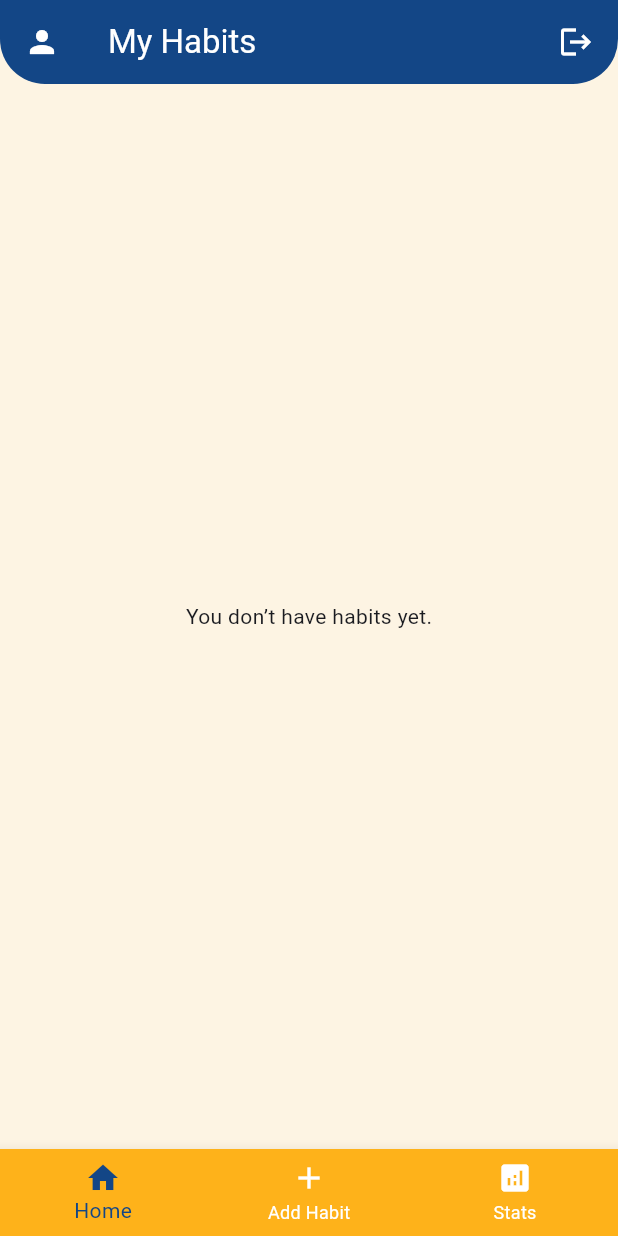
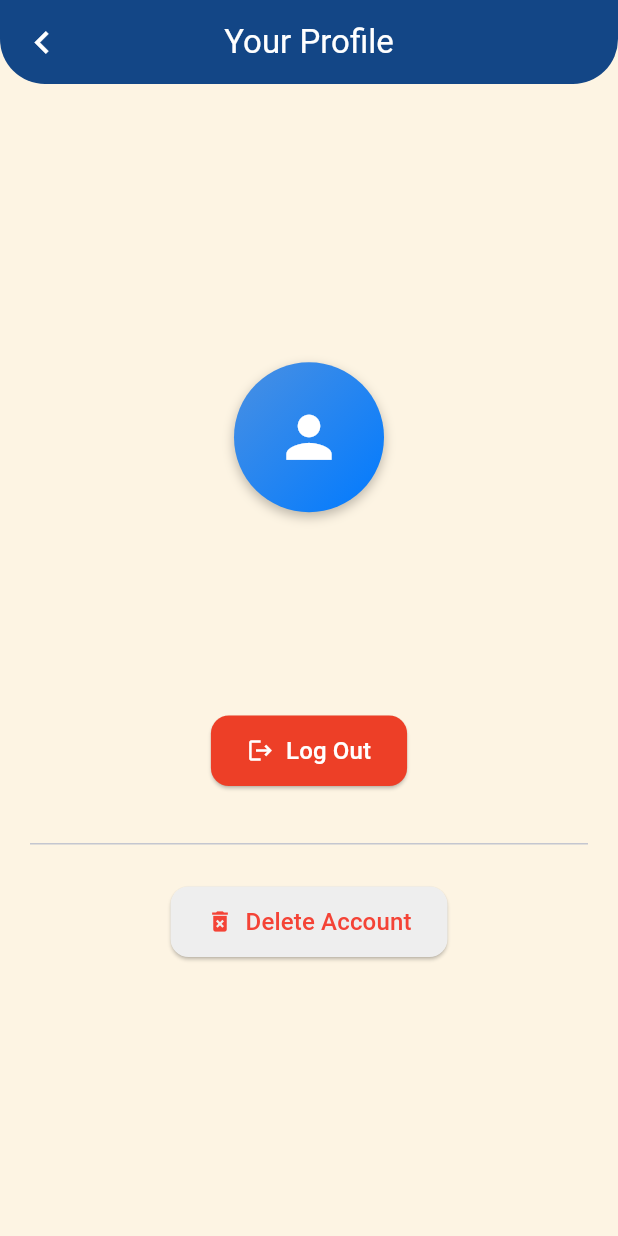
Before and after one commit to RedHotChiliPeppers35/habit_app, a Flutter app: the screen it shows once a user with an empty profile is signed in, after a tap on the "person" icon, on a phone screen of 412 x 824 dp. Run offline on Flutter 3.47's test engine with Material 3 defaults, Android fonts, the phone set to English and light mode, and no system bars; our stand-ins replace flutter_dotenv, flutter_riverpod, flutter_slidable, supabase_flutter, uni_links; accounts and stored records are empty.

Commit message:
Changes to be committed: 	modified:   lib/core/providers/supabase_provider.dart 	deleted:    lib/core/router.dart 	modified:   lib/features/auth/view/auth_page.dart 	modified:   lib/features/home/view/filtered_habits.dart 	modified:   lib/features/home/view/home_page.dart 	modified:   lib/features/home/view/profile.dart 	new file:   lib/features/home/view/stats.dart

```diff
--- a/lib/features/home/view/filtered_habits.dart
+++ b/lib/features/home/view/filtered_habits.dart
@@ -111,6 +111,10 @@ class _FilteredHabitsPageState extends ConsumerState<FilteredHabitsPage> {
     return Scaffold(
       backgroundColor: AppColors.backgroundCream,
       appBar: AppBar(
+        leading: IconButton(
+          onPressed: Navigator.of(context).pop,
+          icon: Icon(Icons.chevron_left, color: Colors.white, size: 35),
+        ),
         backgroundColor: AppColors.primaryBlue,
         title: Text(
           '${widget.frequency[0].toUpperCase()}${widget.frequency.substring(1)} Habits',
--- a/lib/features/home/view/home_page.dart
+++ b/lib/features/home/view/home_page.dart
@@ -1,3 +1,4 @@
+import 'package:flutter/cupertino.dart';
 import 'package:flutter/material.dart';
 import 'package:flutter_riverpod/flutter_riverpod.dart';
 import 'package:flutter_slidable/flutter_slidable.dart';
@@ -7,6 +8,7 @@ import 'package:habit_app/core/providers/habit_service_provider.dart';
 import 'package:habit_app/features/home/view/add_habit.dart';
 import 'package:habit_app/features/home/providers/habit_provider.dart';
 import 'package:habit_app/features/home/view/profile.dart';
+import 'package:habit_app/features/home/view/stats.dart';
 import 'package:intl/intl.dart';
 import 'package:supabase_flutter/supabase_flutter.dart';
 
@@ -164,7 +166,14 @@ class _HabitsPageState extends ConsumerState<HabitsPage> {
       appBar: AppBar(
         leading: IconButton(
           padding: EdgeInsets.all(16),
-          onPressed: () {},
+          onPressed: () {
+            Navigator.of(context).push(
+              CupertinoDialogRoute(
+                builder: (context) => ProfilePage(),
+                context: context,
+              ),
+            );
+          },
           icon: Icon(Icons.person, color: Colors.white),
         ),
         backgroundColor: AppColors.primaryBlue,
--- a/lib/features/home/view/profile.dart
+++ b/lib/features/home/view/profile.dart
@@ -1,198 +1,223 @@
 import 'package:flutter/material.dart';
 import 'package:flutter_riverpod/flutter_riverpod.dart';
 import 'package:habit_app/core/models/contants.dart';
-import 'package:habit_app/features/home/providers/habit_provider.dart';
-import 'package:habit_app/features/home/view/filtered_habits.dart';
+import 'package:habit_app/core/providers/supabase_provider.dart';
+import 'package:supabase_flutter/supabase_flutter.dart';
 
-class StatsPage extends ConsumerWidget {
-  const StatsPage({super.key});
+class ProfilePage extends ConsumerWidget {
+  const ProfilePage({super.key});
 
   @override
   Widget build(BuildContext context, WidgetRef ref) {
-    final habitsAsync = ref.watch(habitsProvider);
+    final userProfileAsync = ref.watch(userProfileProvider);
 
     return Scaffold(
       backgroundColor: AppColors.backgroundCream,
       appBar: AppBar(
         backgroundColor: AppColors.primaryBlue,
-        title: const Text('My Stats', style: TextStyle(color: Colors.white)),
+        leading: IconButton(
+          icon: const Icon(Icons.chevron_left, color: Colors.white, size: 30),
+          onPressed: () => Navigator.of(context).pop(),
+        ),
+        title: const Text(
+          'Your Profile',
+          style: TextStyle(color: Colors.white),
+        ),
         centerTitle: true,
         shape: const RoundedRectangleBorder(
           borderRadius: BorderRadius.vertical(bottom: Radius.circular(30)),
         ),
       ),
-      body: habitsAsync.when(
+
+      body: userProfileAsync.when(
         loading: () => const Center(child: CircularProgressIndicator()),
-        error: (e, _) => Center(child: Text('Error loading stats: $e')),
-        data: (habits) {
-          if (habits.isEmpty) {
-            return const Center(child: Text('No habits yet to track stats.'));
+        error: (e, _) => Center(child: Text('Error: $e')),
+        data: (profile) {
+          if (profile == null) {
+            return const Center(child: Text('No user profile found.'));
           }
 
-          // Calculate some simple stats
-          final dailyCount = habits.where((h) => h.frequency == 'daily').length;
-          final weeklyCount =
-              habits.where((h) => h.frequency == 'weekly').length;
-          final monthlyCount =
-              habits.where((h) => h.frequency == 'monthly').length;
+          final username = profile['name'] ?? 'No Name';
+          final surname = profile['surname'] ?? '';
+          final email = profile['email'] ?? 'No Email';
+          final phone = profile['phone'] ?? 'No Phone';
 
-          // Example streak or count placeholder
-          final totalHabits = habits.length;
-          final startDate = habits
-              .map((h) => h.createdAt)
-              .reduce((a, b) => a.isBefore(b) ? a : b);
-          final daysSinceStart =
-              DateTime.now().difference(startDate).inDays + 1;
-
-          return Padding(
+          return Center(
+            child: Padding(
               padding: const EdgeInsets.all(20),
               child: Column(
-              crossAxisAlignment: CrossAxisAlignment.start,
+                mainAxisSize: MainAxisSize.min,
                 children: [
-                const Text(
-                  'Habit Overview',
-                  style: TextStyle(
-                    fontSize: 20,
+                  // Avatar
+                  Container(
+                    width: 100,
+                    height: 100,
+                    decoration: BoxDecoration(
+                      shape: BoxShape.circle,
+                      gradient: const LinearGradient(
+                        colors: [Color(0xFF4A90E2), Color(0xFF007AFF)],
+                        begin: Alignment.topLeft,
+                        end: Alignment.bottomRight,
+                      ),
+                      boxShadow: [
+                        BoxShadow(
+                          color: Colors.black26,
+                          blurRadius: 6,
+                          offset: Offset(0, 3),
+                        ),
+                      ],
+                    ),
+                    child: const Icon(
+                      Icons.person,
+                      color: Colors.white,
+                      size: 45,
+                    ),
+                  ),
+                  const SizedBox(height: 16),
+
+                  // User info
+                  Text(
+                    '$username $surname',
+                    style: const TextStyle(
+                      fontSize: 22,
                       fontWeight: FontWeight.bold,
                       color: AppColors.primaryBlue,
                     ),
                   ),
-                const SizedBox(height: 16),
+                  const SizedBox(height: 6),
+                  Text(
+                    email,
+                    style: const TextStyle(fontSize: 16, color: Colors.black54),
+                  ),
+                  const SizedBox(height: 6),
+                  Text(
+                    phone,
+                    style: const TextStyle(fontSize: 16, color: Colors.black54),
+                  ),
 
-                _buildStatCard(
-                  onTap: () {},
-                  icon: Icons.today,
-                  label: 'Total Habits',
-                  value: '$totalHabits',
-                  color: AppColors.accentYellow,
+                  const SizedBox(height: 30),
+
+                  // Log Out Button
+                  ElevatedButton.icon(
+                    style: ElevatedButton.styleFrom(
+                      backgroundColor: AppColors.accentRed,
+                      shape: RoundedRectangleBorder(
+                        borderRadius: BorderRadius.circular(12),
                       ),
-                const SizedBox(height: 12),
-
-                _buildStatCard(
-                  icon: Icons.today,
-                  label: 'Daily Habits',
-                  value: '$dailyCount',
-                  color: AppColors.primaryBlue,
-                  onTap: () {
-                    Navigator.push(
-                      context,
-                      MaterialPageRoute(
-                        builder:
-                            (_) => const FilteredHabitsPage(frequency: 'daily'),
+                      padding: const EdgeInsets.symmetric(
+                        horizontal: 24,
+                        vertical: 12,
+                      ),
+                    ),
+                    onPressed: () async {
+                      await Supabase.instance.client.auth.signOut();
+                      if (context.mounted) {
+                        ScaffoldMessenger.of(context).showSnackBar(
+                          const SnackBar(
+                            content: Text('Signed out successfully'),
                           ),
                         );
+                        Navigator.of(context).pop();
+                      }
                     },
+                    icon: const Icon(Icons.logout, color: Colors.white),
+                    label: const Text(
+                      'Log Out',
+                      style: TextStyle(color: Colors.white, fontSize: 16),
                     ),
-                const SizedBox(height: 12),
+                  ),
 
-                _buildStatCard(
-                  icon: Icons.calendar_view_week,
-                  label: 'Weekly Habits',
-                  value: '$weeklyCount',
-                  color: AppColors.accentRed,
-                  onTap: () {
-                    Navigator.push(
-                      context,
-                      MaterialPageRoute(
-                        builder:
-                            (_) =>
-                                const FilteredHabitsPage(frequency: 'weekly'),
-                      ),
-                    );
-                  },
-                ),
-                const SizedBox(height: 12),
-
-                _buildStatCard(
-                  icon: Icons.calendar_month,
-                  label: 'Monthly Habits',
-                  value: '$monthlyCount',
-                  color: AppColors.accentYellow,
-                  onTap: () {
-                    Navigator.push(
-                      context,
-                      MaterialPageRoute(
-                        builder:
-                            (_) =>
-                                const FilteredHabitsPage(frequency: 'monthly'),
-                      ),
-                    );
-                  },
-                ),
-                const SizedBox(height: 20),
+                  const SizedBox(height: 30),
                   const Divider(),
                   const SizedBox(height: 20),
 
-                const Text(
-                  'Active Days Since First Habit',
-                  style: TextStyle(
-                    fontSize: 16,
-                    fontWeight: FontWeight.w600,
-                    color: Colors.black87,
+                  // Delete Account Button
+                  ElevatedButton.icon(
+                    style: ElevatedButton.styleFrom(
+                      backgroundColor: Colors.grey[200],
+                      shape: RoundedRectangleBorder(
+                        borderRadius: BorderRadius.circular(12),
+                      ),
+                      padding: const EdgeInsets.symmetric(
+                        horizontal: 24,
+                        vertical: 12,
                       ),
                     ),
-                const SizedBox(height: 8),
-                Text(
-                  '$daysSinceStart days',
-                  style: const TextStyle(
-                    fontSize: 18,
-                    fontWeight: FontWeight.bold,
-                    color: AppColors.primaryBlue,
+                    onPressed: () async {
+                      final confirm = await showDialog<bool>(
+                        context: context,
+                        builder:
+                            (ctx) => AlertDialog(
+                              title: const Text('Delete Account'),
+                              content: const Text(
+                                'Are you sure you want to permanently delete your account and all data? '
+                                'This action cannot be undone.',
+                              ),
+                              actions: [
+                                TextButton(
+                                  onPressed: () => Navigator.pop(ctx, false),
+                                  child: const Text('Cancel'),
+                                ),
+                                TextButton(
+                                  onPressed: () => Navigator.pop(ctx, true),
+                                  child: const Text(
+                                    'Delete',
+                                    style: TextStyle(color: Colors.red),
                                   ),
                                 ),
                               ],
+                            ),
+                      );
+
+                      if (confirm != true) return;
+
+                      final supabase = Supabase.instance.client;
+                      final user = supabase.auth.currentUser;
+
+                      if (user == null) return;
+
+                      try {
+                        // 🧹 1. Delete all user data via your RPC
+
+                        // 🔥 2. Delete the Auth user using your Edge Function
+                        await supabase.functions.invoke(
+                          'hyper-service', // <- your deployed function name
+                          body: {'user_id': user.id},
+                        );
+
+                        // 🚪 3. Sign out locally
+                        await supabase.auth.signOut();
+
+                        if (context.mounted) {
+                          ScaffoldMessenger.of(context).showSnackBar(
+                            const SnackBar(
+                              content: Text(
+                                'Your account and all data have been deleted.',
+                              ),
+                            ),
+                          );
+                          Navigator.of(
+                            context,
+                          ).popUntil((route) => route.isFirst);
+                        }
+                      } catch (e) {
+                        ScaffoldMessenger.of(context).showSnackBar(
+                          SnackBar(content: Text('Error deleting account: $e')),
+                        );
+                      }
+                    },
+                    icon: const Icon(Icons.delete_forever, color: Colors.red),
+                    label: const Text(
+                      'Delete Account',
+                      style: TextStyle(color: Colors.red, fontSize: 16),
+                    ),
+                  ),
+                ],
+              ),
             ),
           );
         },
       ),
     );
   }
-
-  Widget _buildStatCard({
-    required IconData icon,
-    required String label,
-    required String value,
-    required Color color,
-    required VoidCallback onTap,
-  }) {
-    return InkWell(
-      onTap: onTap,
-      borderRadius: BorderRadius.circular(16),
-      child: Container(
-        padding: const EdgeInsets.all(16),
-        decoration: BoxDecoration(
-          color: color.withOpacity(0.1),
-          borderRadius: BorderRadius.circular(16),
-          border: Border.all(color: color.withOpacity(0.3), width: 1.5),
-        ),
-        child: Row(
-          children: [
-            CircleAvatar(
-              backgroundColor: color,
-              child: Icon(icon, color: Colors.white),
-            ),
-            const SizedBox(width: 16),
-            Expanded(
-              child: Text(
-                label,
-                style: const TextStyle(
-                  fontSize: 16,
-                  fontWeight: FontWeight.w600,
-                  color: Colors.black87,
-                ),
-              ),
-            ),
-            Text(
-              value,
-              style: const TextStyle(
-                fontSize: 18,
-                fontWeight: FontWeight.bold,
-                color: AppColors.primaryBlue,
-              ),
-            ),
-          ],
-        ),
-      ),
-    );
 }
-}
```
Also changed, not shown: lib/core/providers/supabase_provider.dart (+24 -0 lines), lib/features/auth/view/auth_page.dart (+38 -41 lines), lib/features/home/view/stats.dart (added, +257 -0 lines), lib/core/router.dart (deleted). Lines whose indentation alone changed are shown as unchanged.
